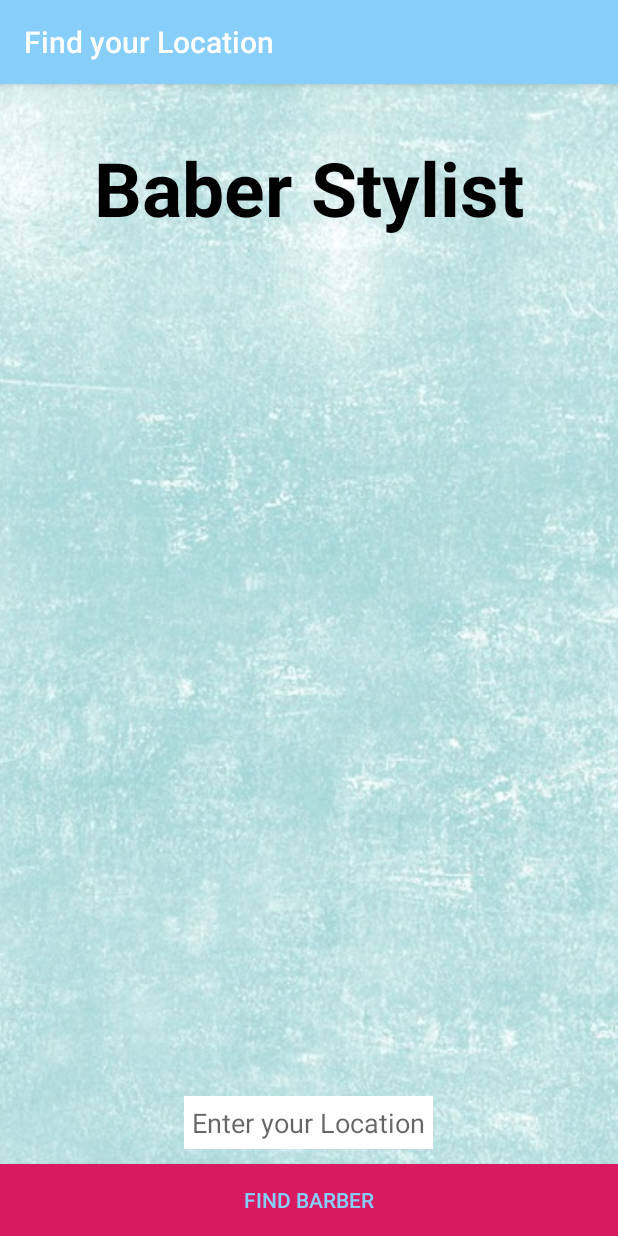
After one commit to mervinkogei/Barber, an Android app: the Location screen opened directly, with no data from a screen before it, on a phone screen of 412 x 824 dp. The commit adds this screen. Run offline under Robolectric (Android 15) with nearby library versions, the phone set to English and light mode, and no system bars; our stand-ins replace ButterKnife.

Commit message:
Update the Activities and CodeBeat

```diff
--- a/app/src/main/AndroidManifest.xml
+++ b/app/src/main/AndroidManifest.xml
@@ -9,9 +9,10 @@
         android:roundIcon="@mipmap/ic_launcher_round"
         android:supportsRtl="true"
         android:theme="@style/AppTheme">
-        <activity android:name=".Bookings"></activity>
+        <activity android:name=".MainActivity"></activity>
+        <activity android:name=".Bookings" />
         <activity android:name=".Login" />
-        <activity android:name=".MainActivity" />
+        <activity android:name=".Location" />
         <activity
             android:name=".Splash"
             android:theme="@style/Theme.AppCompat.NoActionBar">
--- a/app/src/main/java/com/example/barber/Bookings.java
+++ b/app/src/main/java/com/example/barber/Bookings.java
@@ -10,5 +10,6 @@ public class Bookings extends AppCompatActivity {
     protected void onCreate(Bundle savedInstanceState) {
         super.onCreate(savedInstanceState);
         setContentView(R.layout.activity_bookings);
+        setTitle("Bookings");
     }
 }
--- /dev/null
+++ b/app/src/main/java/com/example/barber/Location.java
@@ -0,0 +1,51 @@
+package com.example.barber;
+
+import androidx.appcompat.app.AppCompatActivity;
+
+import android.content.Intent;
+import android.os.Bundle;
+import android.view.View;
+import android.widget.Button;
+import android.widget.EditText;
+import android.widget.TextView;
+
+import androidx.appcompat.app.AppCompatActivity;
+
+
+import butterknife.BindView;
+import butterknife.ButterKnife;
+
+import static com.example.barber.R.id.findRestaurantsButton;
+
+
+public class Location extends AppCompatActivity implements View.OnClickListener {
+    private static final String TAG = MainActivity.class.getSimpleName();
+    @BindView(findRestaurantsButton) Button mFindRestaurantsButton;
+    @BindView (R.id.locationEditText) EditText mLocationEditText;
+    @BindView (R.id.appNameTextView) TextView mAppNameTextView;
+
+    @Override
+    protected void onCreate(Bundle savedInstanceState) {
+        super.onCreate(savedInstanceState);
+        setContentView(R.layout.activity_location);
+        ButterKnife.bind(this);
+        setTitle("Find your Location");
+
+//        mFindRestaurantButton = (Button)findViewById(R.id.findRestaurantsButton);
+        mLocationEditText = (EditText) findViewById(R.id.locationEditText);
+
+        mFindRestaurantsButton.setOnClickListener(this);
+
+    }
+    @Override
+    public void onClick(View v) {
+        if (v == mFindRestaurantsButton) {
+            String location = mLocationEditText.getText().toString();
+            Intent intent = new Intent(Location.this, MainActivity.class);
+            intent.putExtra("location", location);
+            startActivity(intent);
+        }
+
+    }
+
+}
--- a/app/src/main/java/com/example/barber/Splash.java
+++ b/app/src/main/java/com/example/barber/Splash.java
@@ -24,7 +24,7 @@ public class Splash extends AppCompatActivity {
         setContentView(R.layout.activity_splash);
 
         ButterKnife.bind(this);
-      final Intent intent = new Intent(this,MainActivity.class);
+      final Intent intent = new Intent(this,Location.class);
 
         Animation mytransition = AnimationUtils.loadAnimation(this,R.anim.mytransition);
         tvWelcome.startAnimation(mytransition);
--- /dev/null
+++ b/app/src/main/res/layout/activity_location.xml
@@ -0,0 +1,52 @@
+<?xml version="1.0" encoding="utf-8"?>
+
+
+<RelativeLayout xmlns:android="http://schemas.android.com/apk/res/android"
+    xmlns:tools="http://schemas.android.com/tools"
+    android:layout_width="match_parent"
+    android:layout_height="match_parent"
+    tools:context=".Location"
+    android:background="#000000">
+
+    <ImageView
+        android:layout_width="wrap_content"
+        android:layout_height="match_parent"
+        android:id="@+id/imageView"
+        android:src="@drawable/bg_header"
+        android:scaleType="centerCrop" />
+
+    <TextView
+        android:layout_width="wrap_content"
+        android:layout_height="wrap_content"
+        android:text="Baber Stylist"
+        android:layout_marginTop="35dp"
+        android:id="@+id/appNameTextView"
+        android:textColor="#000"
+        android:textSize="50sp"
+        android:layout_alignParentTop="true"
+        android:layout_centerHorizontal="true"
+        android:textStyle="bold" />
+
+    <EditText
+        android:layout_width="wrap_content"
+        android:layout_height="wrap_content"
+        android:id="@+id/locationEditText"
+        android:background="#FFF"
+        android:layout_above="@+id/findRestaurantsButton"
+        android:layout_marginBottom="10dp"
+        android:padding="5dp"
+        android:hint="Enter your Location"
+        android:layout_centerHorizontal="true" />
+
+    <Button
+        android:id="@+id/findRestaurantsButton"
+        android:layout_width="match_parent"
+        android:layout_height="wrap_content"
+        android:layout_alignParentBottom="true"
+        android:layout_centerHorizontal="true"
+        android:background="@color/colorAccent"
+        android:text="Find Barber"
+        android:textColor="@color/colorPrimary" />
+
+
+</RelativeLayout>
```
Also changed, not shown: app/build.gradle (+6 -3 lines), app/src/main/java/com/example/barber/Login.java (+6 -7 lines), app/src/main/java/com/example/barber/MainActivity.java (+100 -0 lines), app/src/main/res/layout/activity_bookings.xml (+10 -0 lines), app/src/main/res/layout/activity_main.xml (+12 -0 lines), app/src/main/res/drawable/close.jpg (added), app/src/main/res/drawable/close1.jpg (added), 1 other file.
